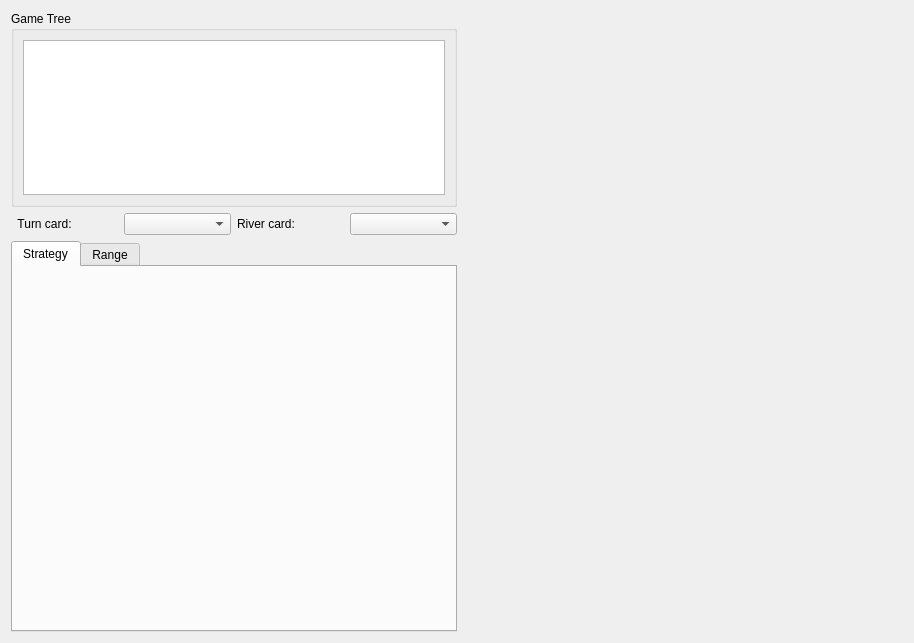
Before: the Qt Designer form strategyexplorer.ui in bupticybee/TexasSolver, drawn with Qt 5.
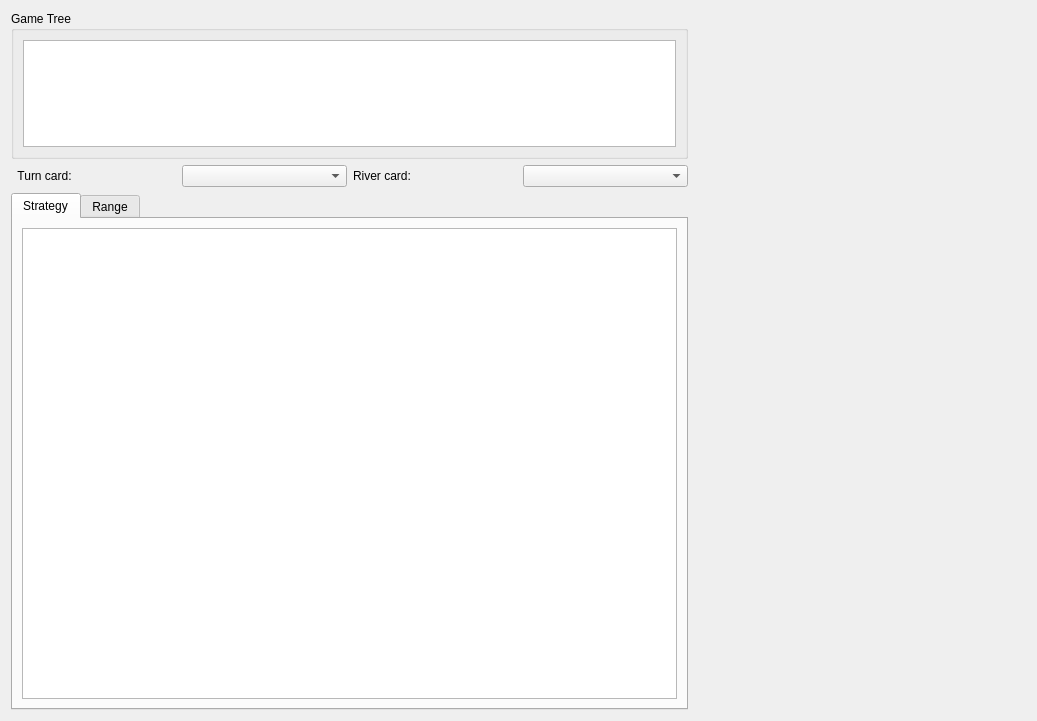
After: the same form once the commit is applied. Custom widgets are drawn as their Qt base class.

Commit message: :new: prototype for strategy explorer

Patch:
```diff
--- a/strategyexplorer.ui
+++ b/strategyexplorer.ui
@@ -6,16 +6,16 @@
    <rect>
     <x>0</x>
     <y>0</y>
-    <width>914</width>
-    <height>643</height>
+    <width>1037</width>
+    <height>721</height>
    </rect>
   </property>
   <property name="windowTitle">
    <string>StrategyExplorer</string>
   </property>
-  <layout class="QHBoxLayout" name="horizontalLayout" stretch="1,1">
+  <layout class="QHBoxLayout" name="horizontalLayout" stretch="2,1">
    <item>
-    <layout class="QVBoxLayout" name="verticalLayout" stretch="2,0,4">
+    <layout class="QVBoxLayout" name="verticalLayout" stretch="2,0,7">
      <item>
       <widget class="QGroupBox" name="groupBox">
        <property name="title">
@@ -71,6 +71,21 @@
         <attribute name="title">
          <string>Strategy</string>
         </attribute>
+        <layout class="QVBoxLayout" name="verticalLayout_4">
+         <item>
+          <widget class="HtmlTableView" name="strategyTableView">
+           <property name="styleSheet">
+            <string notr="true"/>
+           </property>
+           <attribute name="horizontalHeaderVisible">
+            <bool>false</bool>
+           </attribute>
+           <attribute name="verticalHeaderVisible">
+            <bool>false</bool>
+           </attribute>
+          </widget>
+         </item>
+        </layout>
        </widget>
        <widget class="QWidget" name="tab_2">
         <attribute name="title">
@@ -92,6 +107,11 @@
    <extends>QTreeView</extends>
    <header location="global">qstreeview.h</header>
   </customwidget>
+  <customwidget>
+   <class>HtmlTableView</class>
+   <extends>QTableView</extends>
+   <header>htmltableview.h</header>
+  </customwidget>
  </customwidgets>
  <resources/>
  <connections/>
```
The commit also changes 13 other files.
